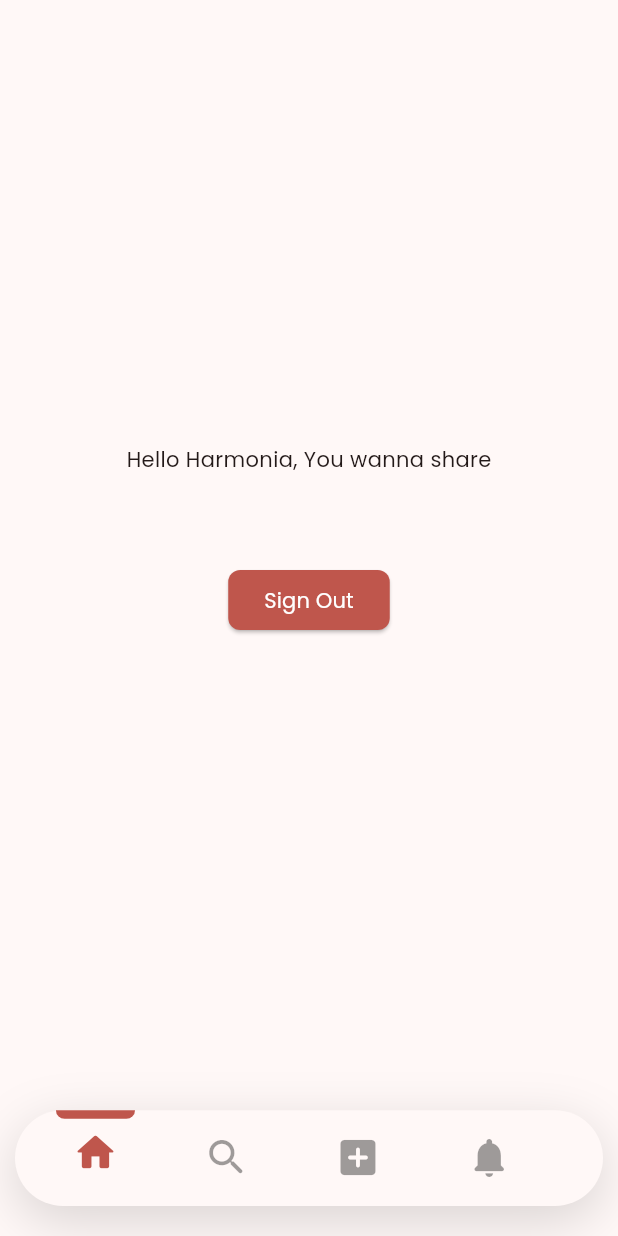
After one commit to eliascreates/harmonia, a Flutter app: the HomeView screen opened directly, on a phone screen of 412 x 824 dp. The commit adds this screen. Run offline on Flutter 3.47's test engine with Material 2 defaults, Android fonts, the light colour scheme and no system bars; our stand-ins replace dartz, equatable, firebase_auth, firebase_core, flutter_bloc, formz and 2 more; accounts and stored records are empty.

Commit message:
chore(home): add rough bottom navigation bar

```diff
--- a/lib/core/extensions/extensions.dart
+++ b/lib/core/extensions/extensions.dart
@@ -1,6 +1,6 @@
 import 'package:flutter/material.dart';
 import 'package:harmonia/features/auth/auth.dart';
-import 'package:harmonia/main.dart';
+import 'package:harmonia/features/home/home.dart';
 
 extension AuthStatusX on AuthStatus {
   Widget get page {
--- /dev/null
+++ b/lib/features/home/cubit/home_cubit.dart
@@ -0,0 +1,17 @@
+import 'package:hydrated_bloc/hydrated_bloc.dart';
+
+part 'home_state.dart';
+
+class HomeCubit extends HydratedCubit<HomeState> {
+  HomeCubit() : super(HomeState.home);
+
+  void changeTab(int index) => emit(HomeState.values.elementAt(index));
+
+  @override
+  HomeState? fromJson(Map<String, dynamic> json) {
+    return HomeState.values.elementAt(json['index']);
+  }
+
+  @override
+  Map<String, dynamic>? toJson(HomeState state) => {'index': state.index};
+}
--- /dev/null
+++ b/lib/features/home/cubit/home_state.dart
@@ -0,0 +1,3 @@
+part of 'home_cubit.dart';
+
+enum HomeState {home, search, add, notifications, profile }
--- /dev/null
+++ b/lib/features/home/home.dart
@@ -0,0 +1 @@
+export './view/home.dart';
--- /dev/null
+++ b/lib/features/home/view/home.dart
@@ -0,0 +1,110 @@
+import 'package:flutter/material.dart';
+import 'package:flutter_bloc/flutter_bloc.dart';
+import 'package:harmonia/features/auth/auth.dart'
+    show SignInBloc, SignOutButton;
+import 'package:harmonia/features/home/cubit/home_cubit.dart';
+
+class HomePage extends StatelessWidget {
+  const HomePage({super.key});
+
+  @override
+  Widget build(BuildContext context) {
+    return BlocProvider(
+      create: (context) => HomeCubit(),
+      child: const HomeView(),
+    );
+  }
+}
+
+class HomeView extends StatelessWidget {
+  const HomeView({super.key});
+
+  @override
+  Widget build(BuildContext context) {
+    final selectedTab = context.select((HomeCubit cubit) => cubit.state);
+    final size = MediaQuery.sizeOf(context);
+    final currentIndex = selectedTab.index;
+    final user = context.select((SignInBloc bloc) => bloc.state.user);
+    final theme = Theme.of(context);
+
+    return Scaffold(
+      body: Center(
+        child: Column(
+          mainAxisSize: MainAxisSize.min,
+          children: [
+            const Text('Hello Harmonia, You wanna share'),
+            const SizedBox(height: 10),
+            Text(user.email),
+            const SizedBox(height: 30),
+            const SignOutButton()
+          ],
+        ),
+      ),
+      bottomNavigationBar: Container(
+        margin: const EdgeInsets.symmetric(vertical: 20, horizontal: 10),
+        height: size.width * .155,
+        decoration: BoxDecoration(
+          color: theme.cardColor,
+          boxShadow: [
+            BoxShadow(
+              color: theme.shadowColor.withOpacity(.15),
+              blurRadius: 30,
+              offset: const Offset(0, 10),
+            ),
+          ],
+          borderRadius: BorderRadius.circular(50),
+        ),
+        child: ListView.builder(
+          itemCount: 5,
+          scrollDirection: Axis.horizontal,
+          padding: EdgeInsets.symmetric(horizontal: size.width * .024),
+          itemBuilder: (context, index) => InkWell(
+            onTap: () {
+              context.read<HomeCubit>().changeTab(index);
+            },
+            splashColor: Colors.transparent,
+            highlightColor: Colors.transparent,
+            child: Column(
+              mainAxisAlignment: MainAxisAlignment.spaceBetween,
+              children: [
+                AnimatedContainer(
+                  duration: const Duration(milliseconds: 1500),
+                  curve: Curves.fastLinearToSlowEaseIn,
+                  margin: EdgeInsets.only(
+                    bottom: index == currentIndex ? 0 : size.width * .029,
+                    right: size.width * .0422,
+                    left: size.width * .0422,
+                  ),
+                  width: size.width * .128,
+                  height: index == currentIndex ? size.width * .014 : 0,
+                  decoration: BoxDecoration(
+                    color: theme.colorScheme.primary,
+                    borderRadius: const BorderRadius.vertical(
+                      bottom: Radius.circular(10),
+                    ),
+                  ),
+                ),
+                Icon(
+                  listOfIcons[index],
+                  size: size.width * .076,
+                  color: index == currentIndex
+                      ? theme.colorScheme.primary
+                      : Colors.black38,
+                ),
+                SizedBox(height: size.width * .03),
+              ],
+            ),
+          ),
+        ),
+      ),
+    );
+  }
+}
+
+const List<IconData> listOfIcons = [
+  Icons.home_rounded,
+  Icons.search_rounded,
+  Icons.add_box_rounded,
+  Icons.notifications_rounded,
+  Icons.person_rounded,
+];
--- a/lib/main.dart
+++ b/lib/main.dart
@@ -47,26 +47,3 @@ class MyAppView extends StatelessWidget {
     );
   }
 }
-
-class HomePage extends StatelessWidget {
-  const HomePage({super.key});
-
-  @override
-  Widget build(BuildContext context) {
-    final user = context.select((SignInBloc bloc) => bloc.state.user);
-    return Scaffold(
-      body: Center(
-        child: Column(
-          mainAxisSize: MainAxisSize.min,
-          children: [
-            const Text('Hello Harmonia, You wanna share'),
-            const SizedBox(height: 10),
-            Text(user.email),
-            const SizedBox(height: 30),
-            const SignOutButton()
-          ],
-        ),
-      ),
-    );
-  }
-}
--- a/lib/service_locator.dart
+++ b/lib/service_locator.dart
@@ -1,11 +1,13 @@
 import 'package:firebase_auth/firebase_auth.dart';
 import 'package:firebase_core/firebase_core.dart';
+import 'package:flutter/foundation.dart';
 import 'package:flutter/material.dart';
-import 'package:flutter_bloc/flutter_bloc.dart';
 import 'package:get_it/get_it.dart';
 
 import 'package:harmonia/config/debug/app_observer.dart';
 import 'package:harmonia/config/firebase_options.dart';
+import 'package:hydrated_bloc/hydrated_bloc.dart';
+import 'package:path_provider/path_provider.dart';
 
 import 'features/auth/auth.dart';
 
@@ -43,4 +45,10 @@ Future<void> init() async {
   );
   final firebaseAuth = FirebaseAuth.instance;
   sl.registerLazySingleton(() => firebaseAuth);
+  //* Hydrated Bloc
+  HydratedBloc.storage = await HydratedStorage.build(
+    storageDirectory: kIsWeb
+        ? HydratedStorage.webStorageDirectory
+        : await getTemporaryDirectory(),
+  );
 }
--- a/pubspec.yaml
+++ b/pubspec.yaml
@@ -48,6 +48,8 @@ dependencies:
   flutter_blurhash: ^0.7.0
   dartz: ^0.10.1
   formz: ^0.6.1
+  hydrated_bloc: ^9.1.2
+  path_provider: ^2.1.1
 
 dev_dependencies:
   flutter_test:
```
Also changed, not shown: pubspec.lock.
